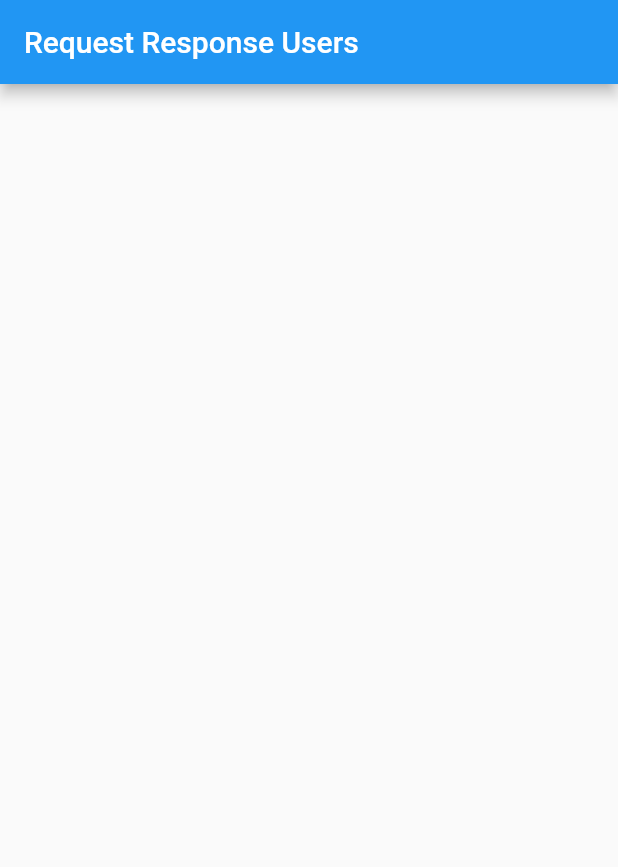
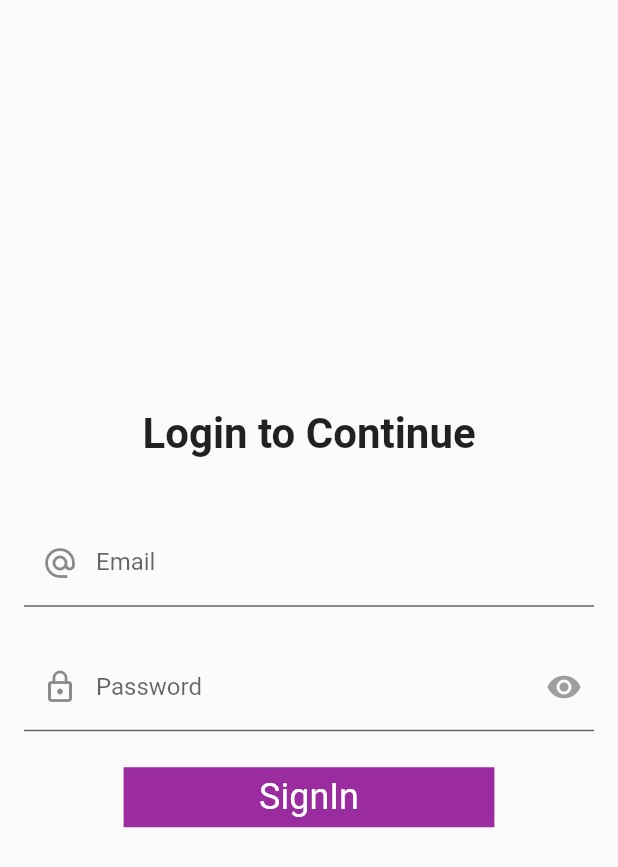
Before and after one commit to iamrafehdev/reqres_users, a Flutter app: the screen it shows after launch, on a phone screen of 412 x 824 dp. Shown: the top 867 px of the screen. Run offline on Flutter 3.47's test engine with Material 2 defaults, Android fonts, the phone set to English and light mode, and no system bars; our stand-ins replace cached_network_image, date_format, dio, get, image_cropper, image_picker and 2 more; missing offline and left inert: fialogs.

Commit message:
design signIn screen

```diff
--- a/lib/main.dart
+++ b/lib/main.dart
@@ -1,45 +1,15 @@
 import 'package:flutter/material.dart';
+import 'package:get/get_navigation/src/root/get_material_app.dart';
+import 'package:reqres_users/resources/app_theme.dart';
+import 'package:reqres_users/routes/routes.dart';
 
-void main() {
-  runApp(const MyApp());
+Future<void> main() async {
+  WidgetsFlutterBinding.ensureInitialized();
+  runApp(
+    GetMaterialApp(
+      theme: AppTheme.ReqResUserThemeData,
+        debugShowCheckedModeBanner: false,
+        initialRoute: '/signIn',
+        getPages: Routes.routes),
+  );
 }
-
-class MyApp extends StatelessWidget {
-  const MyApp({Key? key}) : super(key: key);
-
-  @override
-  Widget build(BuildContext context) {
-
-    return MaterialApp(
-      title: 'Flutter Demo',
-      theme: ThemeData(
-        primarySwatch: Colors.blue,
-      ),
-      home: const MyHomePage(title: 'Request Response Users'),
-    );
-  }
-}
-
-class MyHomePage extends StatefulWidget {
-  const MyHomePage({Key? key, required this.title}) : super(key: key);
-
-  final String title;
-
-  @override
-  State<MyHomePage> createState() => _MyHomePageState();
-}
-
-class _MyHomePageState extends State<MyHomePage> {
-
-  @override
-  Widget build(BuildContext context) {
-    return Scaffold(
-      appBar: AppBar(
-        title: Text(widget.title),
-      ),
-      body: Column(
-        children: [],
-      ),
-    );
-  }
-}
--- a/lib/resources/app_urls.dart
+++ b/lib/resources/app_urls.dart
@@ -1,4 +1,5 @@
 class AppUrls {
   static const String baseUrl = "https://reqres.in/api";
+  static const String signIn = "/login";
 
 }
--- /dev/null
+++ b/lib/screens/auth/sign_in_screen.dart
@@ -0,0 +1,76 @@
+import 'package:flutter/material.dart';
+import 'package:get/get.dart';
+import 'package:reqres_users/config/dio/app_dio.dart';
+import 'package:reqres_users/controllers/auth_controller.dart';
+import 'package:reqres_users/widgets/button/app_button.dart';
+import 'package:reqres_users/widgets/fields/icon_field.dart';
+import 'package:reqres_users/widgets/fields/password_field.dart';
+import 'package:reqres_users/widgets/others/app_text.dart';
+import 'package:reqres_users/widgets/others/sized_boxes.dart';
+
+class SignInScreen extends StatefulWidget {
+  const SignInScreen({Key? key}) : super(key: key);
+
+  @override
+  State<SignInScreen> createState() => _SignInScreenState();
+}
+
+class _SignInScreenState extends State<SignInScreen> {
+  final AuthController _authController = Get.put(AuthController());
+  final _loginFormKey = GlobalKey<FormState>();
+
+  @override
+  void initState() {
+    super.initState();
+    _authController.logger.init();
+    _authController.dio = AppDio(context);
+  }
+
+  @override
+  Widget build(BuildContext context) {
+    return GestureDetector(
+      onTap: () => FocusScope.of(context).unfocus(),
+      child: Scaffold(
+        body: Form(
+          key: _loginFormKey,
+          child: Center(
+            child: Padding(
+              padding: const EdgeInsets.all(8.0),
+              child: Column(
+                mainAxisAlignment: MainAxisAlignment.center,
+                crossAxisAlignment: CrossAxisAlignment.center,
+                children: [
+                  AppText(
+                    'Login to Continue',
+                    size: 28.0,
+                    bold: true,
+                  ),
+                  SizeBoxHeight32(),
+                  AppIconField(
+                    controller: _authController.emailController,
+                    label: 'Email',
+                  ),
+                  SizeBoxHeight8(),
+                  AppPasswordField(
+                    controller: _authController.passwordController,
+                    label: 'Password',
+                  ),
+                  SizeBoxHeight16(),
+                  AppButton(
+                    onPressed: () {
+                      if (_loginFormKey.currentState!.validate()) {
+                        _authController.signIn(context);
+                      }
+                    },
+                    text: 'SignIn',
+                    width: MediaQuery.of(context).size.width * 0.6,
+                  ),
+                ],
+              ),
+            ),
+          ),
+        ),
+      ),
+    );
+  }
+}
```
Also changed, not shown: lib/controllers/auth_controller.dart (added, +60 -0 lines), lib/routes/routes.dart (added, +21 -0 lines), lib/screens/auth/sign_up_screen.dart (added, +15 -0 lines), lib/screens/home_screen.dart (added, +17 -0 lines), 1 other file.
